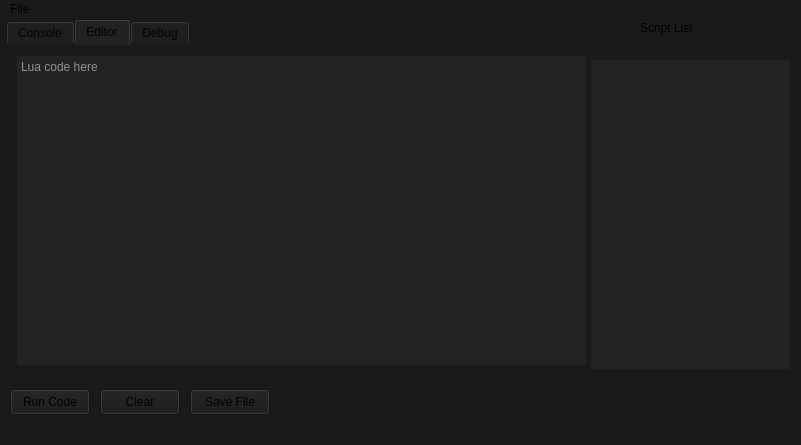
This is mainwindow.ui in uosq/lbox-lua-external as Qt 5 draws it before an edit. The edited form follows.
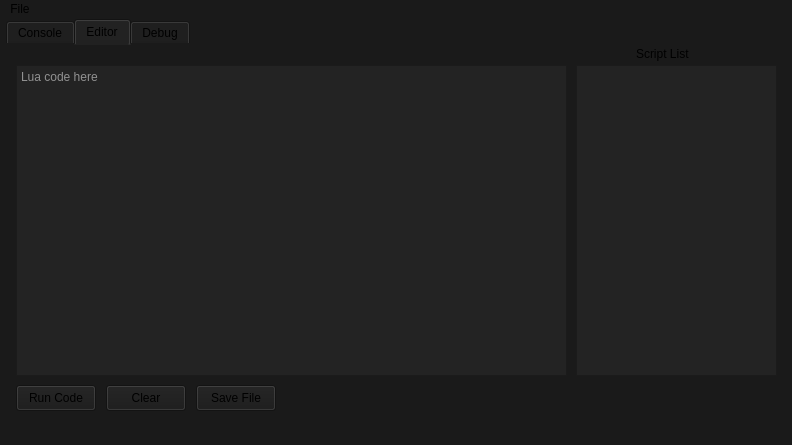
This is the edited form. The open tabs and pages were chosen to show the change.

```diff
--- a/mainwindow.ui
+++ b/mainwindow.ui
@@ -6,7 +6,7 @@
    <rect>
     <x>0</x>
     <y>0</y>
-    <width>801</width>
+    <width>792</width>
     <height>445</height>
    </rect>
   </property>
@@ -53,133 +53,13 @@
    <set>QMainWindow::DockOption::AllowTabbedDocks|QMainWindow::DockOption::AnimatedDocks</set>
   </property>
   <widget class="QWidget" name="centralwidget">
-   <widget class="QPushButton" name="clearBtn">
-    <property name="geometry">
-     <rect>
-      <x>100</x>
-      <y>370</y>
-      <width>80</width>
-      <height>26</height>
-     </rect>
-    </property>
-    <property name="sizePolicy">
-     <sizepolicy hsizetype="Fixed" vsizetype="Expanding">
-      <horstretch>0</horstretch>
-      <verstretch>0</verstretch>
-     </sizepolicy>
-    </property>
-    <property name="autoFillBackground">
-     <bool>true</bool>
-    </property>
-    <property name="text">
-     <string>Clear</string>
-    </property>
-   </widget>
-   <widget class="QPushButton" name="execBtn">
-    <property name="geometry">
-     <rect>
-      <x>10</x>
-      <y>370</y>
-      <width>80</width>
-      <height>26</height>
-     </rect>
-    </property>
-    <property name="sizePolicy">
-     <sizepolicy hsizetype="Fixed" vsizetype="Expanding">
-      <horstretch>0</horstretch>
-      <verstretch>0</verstretch>
-     </sizepolicy>
-    </property>
-    <property name="autoFillBackground">
-     <bool>false</bool>
-    </property>
-    <property name="styleSheet">
-     <string notr="true"/>
-    </property>
-    <property name="text">
-     <string>Run Code</string>
-    </property>
-    <property name="flat">
-     <bool>false</bool>
-    </property>
-   </widget>
-   <widget class="QLabel" name="label">
-    <property name="geometry">
-     <rect>
-      <x>640</x>
-      <y>0</y>
-      <width>91</width>
-      <height>18</height>
-     </rect>
-    </property>
-    <property name="text">
-     <string>Script List</string>
-    </property>
-   </widget>
-   <widget class="QPushButton" name="saveBtn">
-    <property name="geometry">
-     <rect>
-      <x>190</x>
-      <y>370</y>
-      <width>80</width>
-      <height>26</height>
-     </rect>
-    </property>
-    <property name="sizePolicy">
-     <sizepolicy hsizetype="Fixed" vsizetype="Expanding">
-      <horstretch>0</horstretch>
-      <verstretch>0</verstretch>
-     </sizepolicy>
-    </property>
-    <property name="autoFillBackground">
-     <bool>true</bool>
-    </property>
-    <property name="text">
-     <string>Save File</string>
-    </property>
-   </widget>
-   <widget class="QListView" name="listView">
-    <property name="geometry">
-     <rect>
-      <x>590</x>
-      <y>40</y>
-      <width>201</width>
-      <height>311</height>
-     </rect>
-    </property>
-    <property name="sizePolicy">
-     <sizepolicy hsizetype="Preferred" vsizetype="Expanding">
-      <horstretch>0</horstretch>
-      <verstretch>0</verstretch>
-     </sizepolicy>
-    </property>
-    <property name="styleSheet">
-     <string notr="true">background-color: rgb(35, 35, 35);
-border-color: rgb(255, 255, 255);</string>
-    </property>
-    <property name="iconSize">
-     <size>
-      <width>24</width>
-      <height>24</height>
-     </size>
-    </property>
-    <property name="spacing">
-     <number>4</number>
-    </property>
-    <property name="gridSize">
-     <size>
-      <width>10</width>
-      <height>20</height>
-     </size>
-    </property>
-   </widget>
    <widget class="QTabWidget" name="tabWidget">
     <property name="geometry">
      <rect>
       <x>6</x>
       <y>0</y>
-      <width>581</width>
-      <height>361</height>
+      <width>781</width>
+      <height>401</height>
      </rect>
     </property>
     <property name="styleSheet">
@@ -227,8 +107,8 @@
       <property name="geometry">
        <rect>
         <x>10</x>
-        <y>10</y>
-        <width>571</width>
+        <y>20</y>
+        <width>551</width>
         <height>311</height>
        </rect>
       </property>
@@ -247,6 +127,126 @@
        <string>Lua code here</string>
       </property>
      </widget>
+     <widget class="QLabel" name="label">
+      <property name="geometry">
+       <rect>
+        <x>630</x>
+        <y>0</y>
+        <width>91</width>
+        <height>18</height>
+       </rect>
+      </property>
+      <property name="text">
+       <string>Script List</string>
+      </property>
+     </widget>
+     <widget class="QListView" name="listView">
+      <property name="geometry">
+       <rect>
+        <x>570</x>
+        <y>20</y>
+        <width>201</width>
+        <height>311</height>
+       </rect>
+      </property>
+      <property name="sizePolicy">
+       <sizepolicy hsizetype="Preferred" vsizetype="Expanding">
+        <horstretch>0</horstretch>
+        <verstretch>0</verstretch>
+       </sizepolicy>
+      </property>
+      <property name="styleSheet">
+       <string notr="true">background-color: rgb(35, 35, 35);
+border-color: rgb(255, 255, 255);</string>
+      </property>
+      <property name="iconSize">
+       <size>
+        <width>24</width>
+        <height>24</height>
+       </size>
+      </property>
+      <property name="spacing">
+       <number>4</number>
+      </property>
+      <property name="gridSize">
+       <size>
+        <width>10</width>
+        <height>20</height>
+       </size>
+      </property>
+     </widget>
+     <widget class="QPushButton" name="saveBtn">
+      <property name="geometry">
+       <rect>
+        <x>190</x>
+        <y>340</y>
+        <width>80</width>
+        <height>26</height>
+       </rect>
+      </property>
+      <property name="sizePolicy">
+       <sizepolicy hsizetype="Fixed" vsizetype="Expanding">
+        <horstretch>0</horstretch>
+        <verstretch>0</verstretch>
+       </sizepolicy>
+      </property>
+      <property name="autoFillBackground">
+       <bool>false</bool>
+      </property>
+      <property name="text">
+       <string>Save File</string>
+      </property>
+     </widget>
+     <widget class="QPushButton" name="clearBtn">
+      <property name="geometry">
+       <rect>
+        <x>100</x>
+        <y>340</y>
+        <width>80</width>
+        <height>26</height>
+       </rect>
+      </property>
+      <property name="sizePolicy">
+       <sizepolicy hsizetype="Fixed" vsizetype="Expanding">
+        <horstretch>0</horstretch>
+        <verstretch>0</verstretch>
+       </sizepolicy>
+      </property>
+      <property name="autoFillBackground">
+       <bool>false</bool>
+      </property>
+      <property name="text">
+       <string>Clear</string>
+      </property>
+     </widget>
+     <widget class="QPushButton" name="execBtn">
+      <property name="geometry">
+       <rect>
+        <x>10</x>
+        <y>340</y>
+        <width>80</width>
+        <height>26</height>
+       </rect>
+      </property>
+      <property name="sizePolicy">
+       <sizepolicy hsizetype="Fixed" vsizetype="Expanding">
+        <horstretch>0</horstretch>
+        <verstretch>0</verstretch>
+       </sizepolicy>
+      </property>
+      <property name="autoFillBackground">
+       <bool>false</bool>
+      </property>
+      <property name="styleSheet">
+       <string notr="true"/>
+      </property>
+      <property name="text">
+       <string>Run Code</string>
+      </property>
+      <property name="flat">
+       <bool>false</bool>
+      </property>
+     </widget>
     </widget>
     <widget class="QWidget" name="tab_3">
      <attribute name="title">
@@ -281,7 +281,7 @@
     <rect>
      <x>0</x>
      <y>0</y>
-     <width>801</width>
+     <width>792</width>
      <height>23</height>
     </rect>
    </property>
```
Left out of the diff: 22 changed lines with no effect on the pictures.
